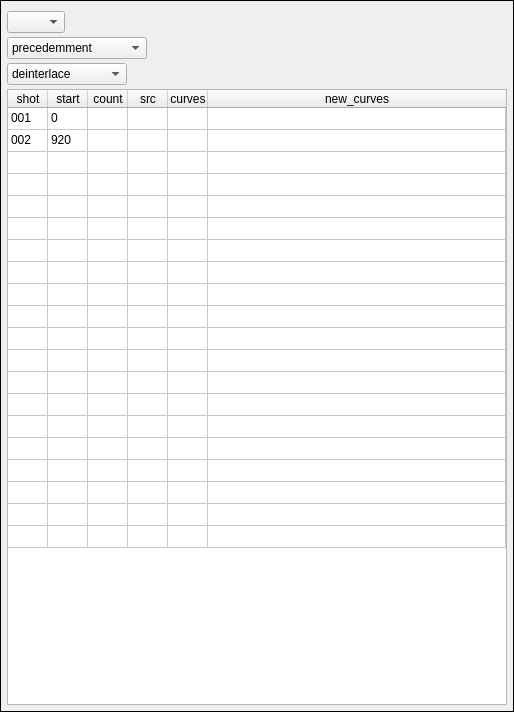
Above: tools/video_editor/ui/ui_widget_selection.ui from JepEtau/mco before the change. Below: the same form after it.
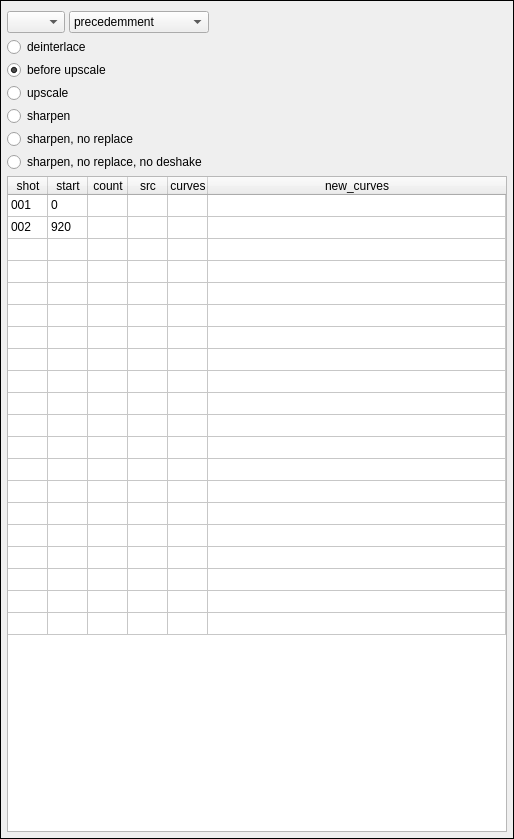
That is the form after the change. Custom widgets are drawn as their Qt base class.

The edit to the form file:
```diff
--- a/tools/video_editor/ui/ui_widget_selection.ui
+++ b/tools/video_editor/ui/ui_widget_selection.ui
@@ -7,7 +7,7 @@
     <x>0</x>
     <y>0</y>
     <width>500</width>
-    <height>712</height>
+    <height>839</height>
    </rect>
   </property>
   <property name="maximumSize">
@@ -63,6 +63,11 @@
        <widget class="Widget_app_controls" name="widget_app_controls" native="true"/>
       </item>
       <item>
+       <layout class="QHBoxLayout" name="horizontalLayout">
+        <property name="bottomMargin">
+         <number>0</number>
+        </property>
+        <item>
        <widget class="QComboBox" name="comboBox_episode">
         <property name="sizePolicy">
          <sizepolicy hsizetype="Maximum" vsizetype="Fixed">
@@ -90,6 +95,12 @@
           <verstretch>0</verstretch>
          </sizepolicy>
         </property>
+          <property name="minimumSize">
+           <size>
+            <width>140</width>
+            <height>0</height>
+           </size>
+          </property>
         <property name="maximumSize">
          <size>
           <width>140</width>
@@ -139,25 +150,92 @@
        </widget>
       </item>
       <item>
-       <widget class="QComboBox" name="comboBox_step">
-        <property name="sizePolicy">
-         <sizepolicy hsizetype="Preferred" vsizetype="Fixed">
-          <horstretch>0</horstretch>
-          <verstretch>0</verstretch>
-         </sizepolicy>
-        </property>
-        <property name="maximumSize">
+         <spacer name="horizontalSpacer">
+          <property name="orientation">
+           <enum>Qt::Horizontal</enum>
+          </property>
+          <property name="sizeHint" stdset="0">
          <size>
-          <width>120</width>
-          <height>16777215</height>
-         </size>
-        </property>
+            <width>40</width>
+            <height>20</height>
+           </size>
+          </property>
+         </spacer>
+        </item>
+       </layout>
+      </item>
         <item>
+       <layout class="QVBoxLayout" name="verticalLayout_3">
+        <property name="spacing">
+         <number>3</number>
+        </property>
+        <item>
+         <widget class="QRadioButton" name="radioButton_task_deinterlace">
+          <property name="focusPolicy">
+           <enum>Qt::NoFocus</enum>
+          </property>
          <property name="text">
           <string>deinterlace</string>
          </property>
+          <property name="checked">
+           <bool>false</bool>
+          </property>
+         </widget>
         </item>
-       </widget>
+        <item>
+         <widget class="QRadioButton" name="radioButton_task_pre_upscale">
+          <property name="focusPolicy">
+           <enum>Qt::NoFocus</enum>
+          </property>
+          <property name="text">
+           <string>before upscale</string>
+          </property>
+          <property name="checked">
+           <bool>true</bool>
+          </property>
+         </widget>
+        </item>
+        <item>
+         <widget class="QRadioButton" name="radioButton_task_upscale">
+          <property name="focusPolicy">
+           <enum>Qt::NoFocus</enum>
+          </property>
+          <property name="text">
+           <string>upscale</string>
+          </property>
+         </widget>
+        </item>
+        <item>
+         <widget class="QRadioButton" name="radioButton_task_sharpen">
+          <property name="focusPolicy">
+           <enum>Qt::NoFocus</enum>
+          </property>
+          <property name="text">
+           <string>sharpen</string>
+          </property>
+         </widget>
+        </item>
+        <item>
+         <widget class="QRadioButton" name="radioButton_task_pre_replace">
+          <property name="focusPolicy">
+           <enum>Qt::NoFocus</enum>
+          </property>
+          <property name="text">
+           <string>sharpen, no replace</string>
+          </property>
+         </widget>
+        </item>
+        <item>
+         <widget class="QRadioButton" name="radioButton_task_no_deshake">
+          <property name="focusPolicy">
+           <enum>Qt::NoFocus</enum>
+          </property>
+          <property name="text">
+           <string>sharpen, no replace, no deshake</string>
+          </property>
+         </widget>
+        </item>
+       </layout>
       </item>
       <item>
        <widget class="QTableWidget" name="tableWidget_shots">
```
Lines whose indentation alone changed are shown as unchanged.
